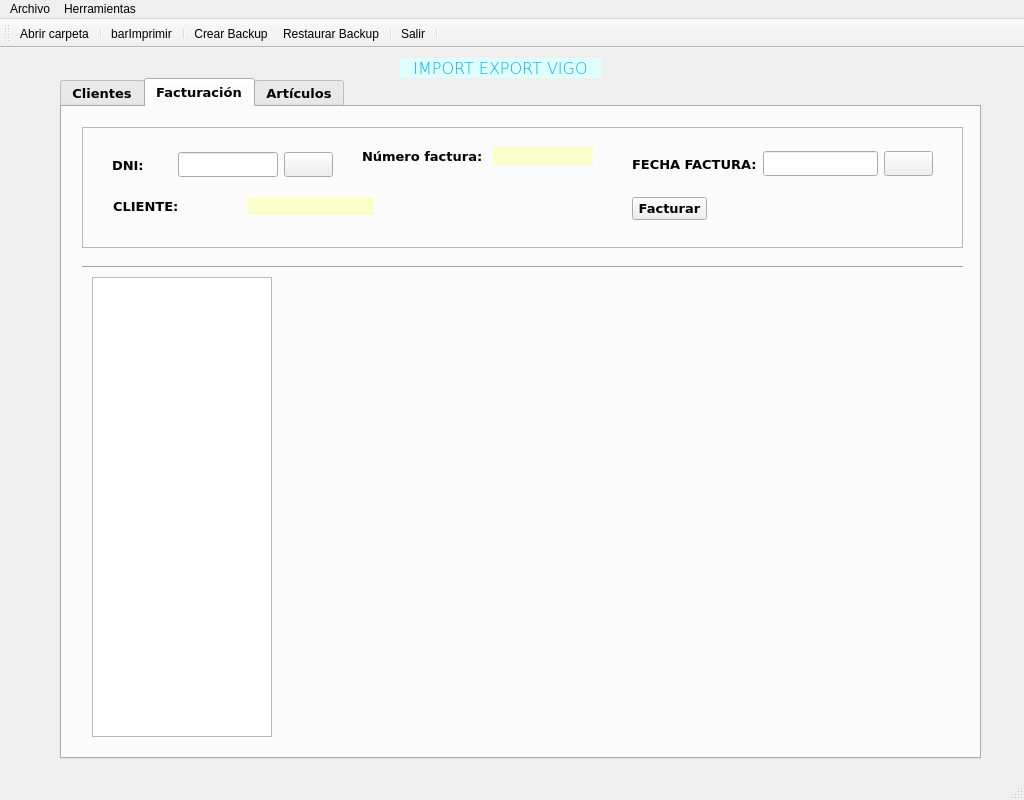
Old version of the form window.ui in the repository beafaro/farocarrera.
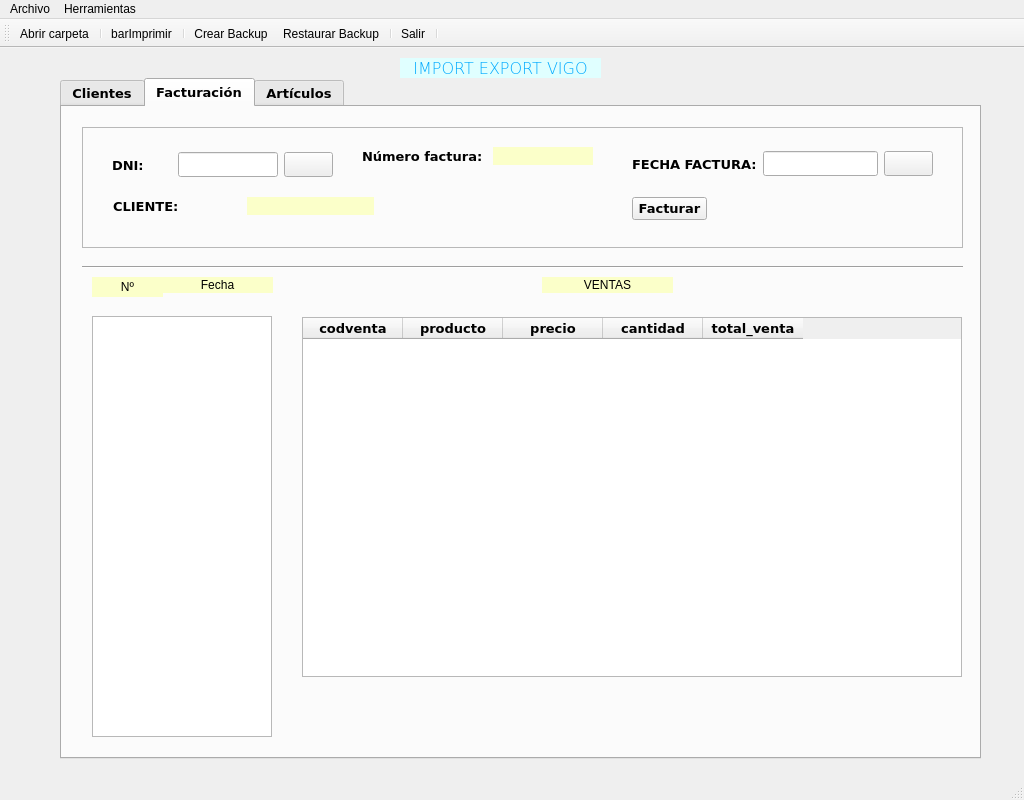
New version of the form. Icons and pictures are not drawn.

Commit message: tabla ventas

```diff
--- a/window.ui
+++ b/window.ui
@@ -1294,15 +1294,15 @@
       <property name="geometry">
        <rect>
         <x>30</x>
-        <y>170</y>
+        <y>209</y>
         <width>180</width>
-        <height>460</height>
+        <height>421</height>
        </rect>
       </property>
       <property name="minimumSize">
        <size>
         <width>180</width>
-        <height>450</height>
+        <height>400</height>
        </size>
       </property>
       <property name="maximumSize">
@@ -1363,6 +1363,113 @@
       </column>
       <column/>
      </widget>
+     <widget class="QLabel" name="lblVentas">
+      <property name="geometry">
+       <rect>
+        <x>480</x>
+        <y>170</y>
+        <width>131</width>
+        <height>16</height>
+       </rect>
+      </property>
+      <property name="styleSheet">
+       <string notr="true">background-color: rgb(251, 255, 201);</string>
+      </property>
+      <property name="text">
+       <string>VENTAS</string>
+      </property>
+      <property name="alignment">
+       <set>Qt::AlignCenter</set>
+      </property>
+     </widget>
+     <widget class="QTableWidget" name="tabVentas">
+      <property name="geometry">
+       <rect>
+        <x>240</x>
+        <y>210</y>
+        <width>660</width>
+        <height>360</height>
+       </rect>
+      </property>
+      <property name="minimumSize">
+       <size>
+        <width>660</width>
+        <height>360</height>
+       </size>
+      </property>
+      <property name="maximumSize">
+       <size>
+        <width>660</width>
+        <height>360</height>
+       </size>
+      </property>
+      <property name="horizontalScrollBarPolicy">
+       <enum>Qt::ScrollBarAlwaysOff</enum>
+      </property>
+      <column>
+       <property name="text">
+        <string>codventa</string>
+       </property>
+      </column>
+      <column>
+       <property name="text">
+        <string>producto</string>
+       </property>
+      </column>
+      <column>
+       <property name="text">
+        <string>precio</string>
+       </property>
+      </column>
+      <column>
+       <property name="text">
+        <string>cantidad</string>
+       </property>
+      </column>
+      <column>
+       <property name="text">
+        <string>total_venta</string>
+       </property>
+      </column>
+     </widget>
+     <widget class="QLabel" name="label_2">
+      <property name="geometry">
+       <rect>
+        <x>30</x>
+        <y>170</y>
+        <width>71</width>
+        <height>20</height>
+       </rect>
+      </property>
+      <property name="styleSheet">
+       <string notr="true">background-color: rgb(251, 255, 201);</string>
+      </property>
+      <property name="text">
+       <string>Nº</string>
+      </property>
+      <property name="alignment">
+       <set>Qt::AlignCenter</set>
+      </property>
+     </widget>
+     <widget class="QLabel" name="label_7">
+      <property name="geometry">
+       <rect>
+        <x>100</x>
+        <y>170</y>
+        <width>111</width>
+        <height>16</height>
+       </rect>
+      </property>
+      <property name="styleSheet">
+       <string notr="true">background-color: rgb(251, 255, 201);</string>
+      </property>
+      <property name="text">
+       <string>Fecha</string>
+      </property>
+      <property name="alignment">
+       <set>Qt::AlignCenter</set>
+      </property>
+     </widget>
     </widget>
     <widget class="QWidget" name="tab_3">
      <attribute name="title">
```
The commit also changes 6 other files.
